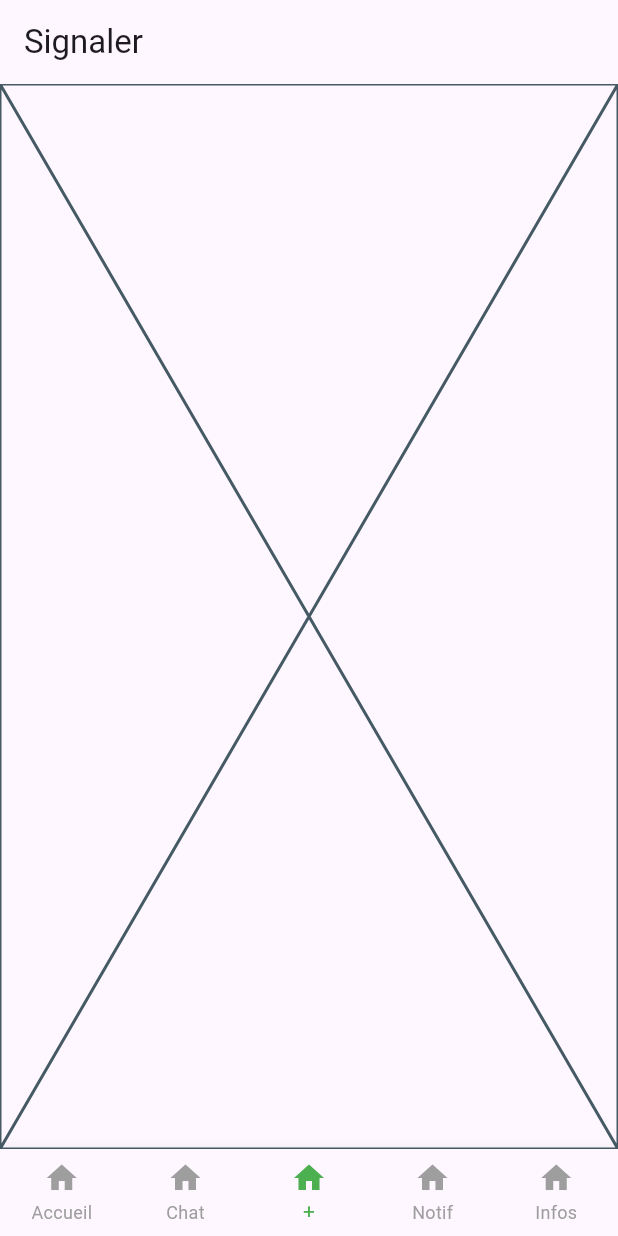
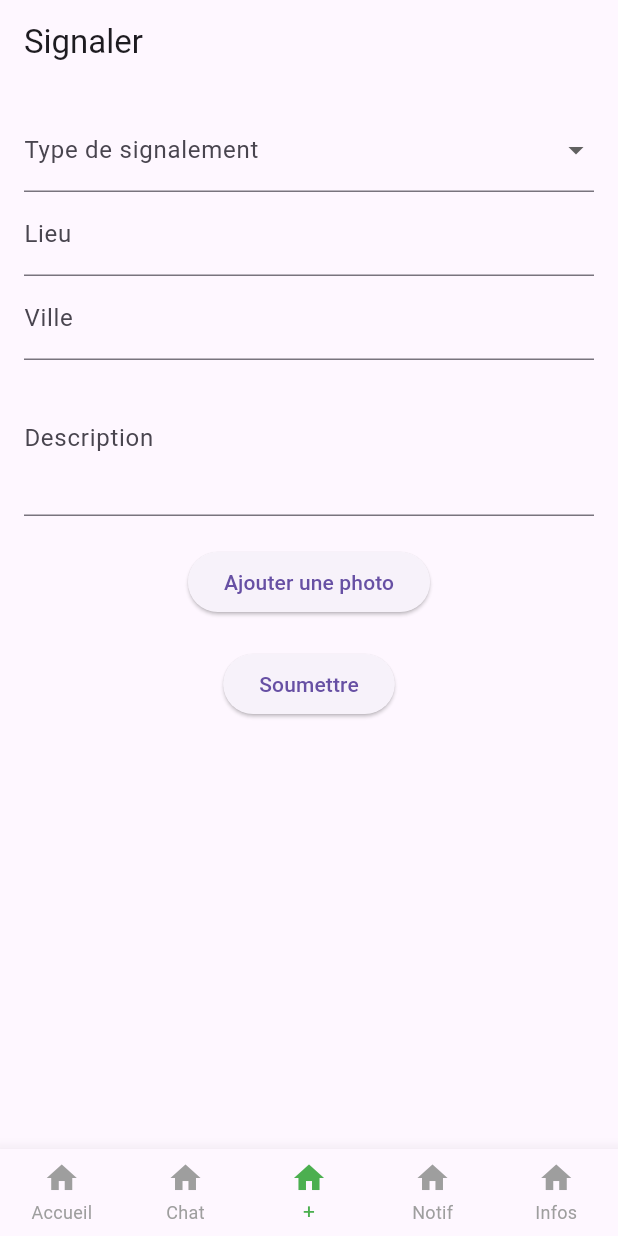
Before and after one commit to Jospin6/huduma, a Flutter app: the screen it shows after launch, item 3 of the bottom bar chosen, on a phone screen of 412 x 824 dp. Run offline on Flutter 3.47's test engine with Material 3 defaults, Android fonts, the phone set to English and light mode, and no system bars; our stand-ins replace firebase_core, image_picker; accounts and stored records are empty.

Commit message:
Create signalement form

```diff
--- a/lib/screens/signalerPage.dart
+++ b/lib/screens/signalerPage.dart
@@ -1,15 +1,126 @@
 import 'package:flutter/material.dart';
+import 'package:image_picker/image_picker.dart';
 
 class SignalerPage extends StatefulWidget {
-  const SignalerPage({super.key});
-
   @override
-  State<SignalerPage> createState() => _SignalerPageState();
+  _SignalerPageState createState() => _SignalerPageState();
 }
 
 class _SignalerPageState extends State<SignalerPage> {
+  final _formKey = GlobalKey<FormState>();
+  String? signalementType;
+  String lieu = '';
+  String ville = '';
+  String description = '';
+  XFile? photo;
+
+  final List<String> signalementTypes = [
+    'Accident',
+    'Agression',
+    'Viol',
+    'Incendie',
+    'Catastrophe naturelle',
+  ];
+
+  Future<void> _pickImage() async {
+    final ImagePicker _picker = ImagePicker();
+    photo = await _picker.pickImage(source: ImageSource.gallery);
+    setState(() {});
+  }
+
   @override
   Widget build(BuildContext context) {
-    return const Placeholder();
+    return Padding(
+      padding: const EdgeInsets.all(16.0),
+      child: Form(
+        key: _formKey,
+        child: Column(
+          children: [
+            DropdownButtonFormField<String>(
+              decoration: InputDecoration(labelText: 'Type de signalement'),
+              value: signalementType,
+              items: signalementTypes.map((String type) {
+                return DropdownMenuItem<String>(
+                  value: type,
+                  child: Text(type),
+                );
+              }).toList(),
+              onChanged: (String? newValue) {
+                setState(() {
+                  signalementType = newValue;
+                });
+              },
+              validator: (value) {
+                if (value == null) {
+                  return 'Veuillez sélectionner un type de signalement';
+                }
+                return null;
+              },
+            ),
+            TextFormField(
+              decoration: InputDecoration(labelText: 'Lieu'),
+              validator: (value) {
+                if (value == null || value.isEmpty) {
+                  return 'Veuillez entrer le lieu';
+                }
+                return null;
+              },
+              onChanged: (value) {
+                setState(() {
+                  lieu = value;
+                });
+              },
+            ),
+            TextFormField(
+              decoration: InputDecoration(labelText: 'Ville'),
+              validator: (value) {
+                if (value == null || value.isEmpty) {
+                  return 'Veuillez entrer la ville';
+                }
+                return null;
+              },
+              onChanged: (value) {
+                setState(() {
+                  ville = value;
+                });
+              },
+            ),
+            TextFormField(
+              decoration: InputDecoration(labelText: 'Description'),
+              maxLines: 3,
+              validator: (value) {
+                if (value == null || value.isEmpty) {
+                  return 'Veuillez entrer une description';
+                }
+                return null;
+              },
+              onChanged: (value) {
+                setState(() {
+                  description = value;
+                });
+              },
+            ),
+            SizedBox(height: 20),
+            ElevatedButton(
+              onPressed: _pickImage,
+              child: Text('Ajouter une photo'),
+            ),
+            if (photo != null) Text('Photo sélectionnée: ${photo!.name}'),
+            SizedBox(height: 20),
+            ElevatedButton(
+              onPressed: () {
+                if (_formKey.currentState!.validate()) {
+                  // Logique pour soumettre le formulaire
+                  ScaffoldMessenger.of(context).showSnackBar(
+                    SnackBar(content: Text('Signalement soumis avec succès!')),
+                  );
+                }
+              },
+              child: Text('Soumettre'),
+            ),
+          ],
+        ),
+      ),
+    );
   }
 }
```
Also changed, not shown: lib/screens/admin/dashboardPage.dart (+15 -0 lines), lib/screens/auth/signin.dart (+90 -0 lines), lib/screens/auth/userInfos.dart (+73 -0 lines), lib/screens/homePage.dart (+17 -12 lines), lib/screens/informationsForm.dart (added, +118 -0 lines), lib/screens/infosPage.dart (+15 -0 lines).
